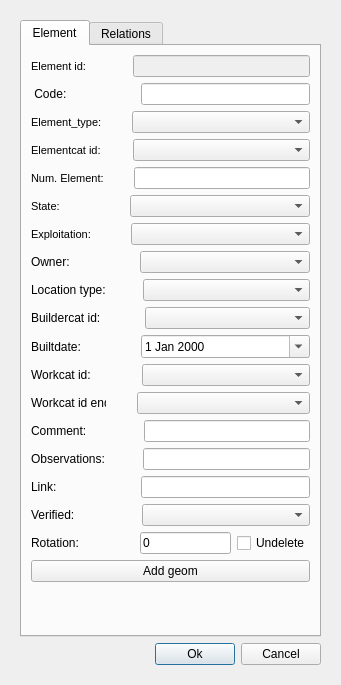
Old version of the form ui/add_element.ui in the repository Giswater/giswater_qgis_plugin.
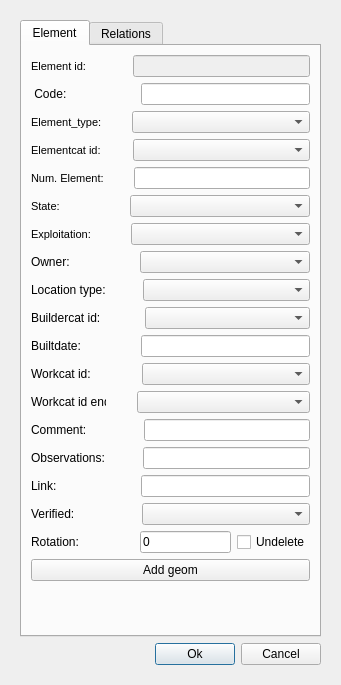
New version of the form. Icons and pictures are not drawn.

Commit message: Improve control of field builtdate

Diff of the .ui file:
```diff
--- a/ui/add_element.ui
+++ b/ui/add_element.ui
@@ -609,11 +609,7 @@
              </spacer>
             </item>
             <item>
-             <widget class="QDateEdit" name="builtdate">
-              <property name="calendarPopup">
-               <bool>true</bool>
-              </property>
-             </widget>
+             <widget class="QLineEdit" name="builtdate"/>
             </item>
            </layout>
           </item>
```
The commit also changes 2 other files.
